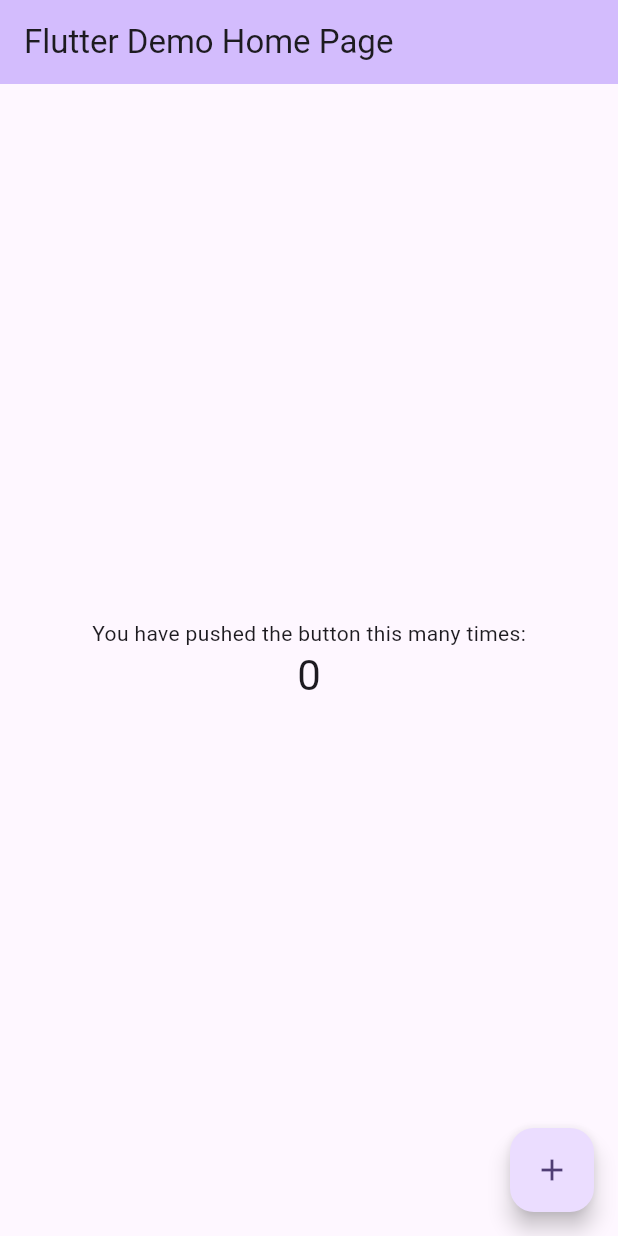
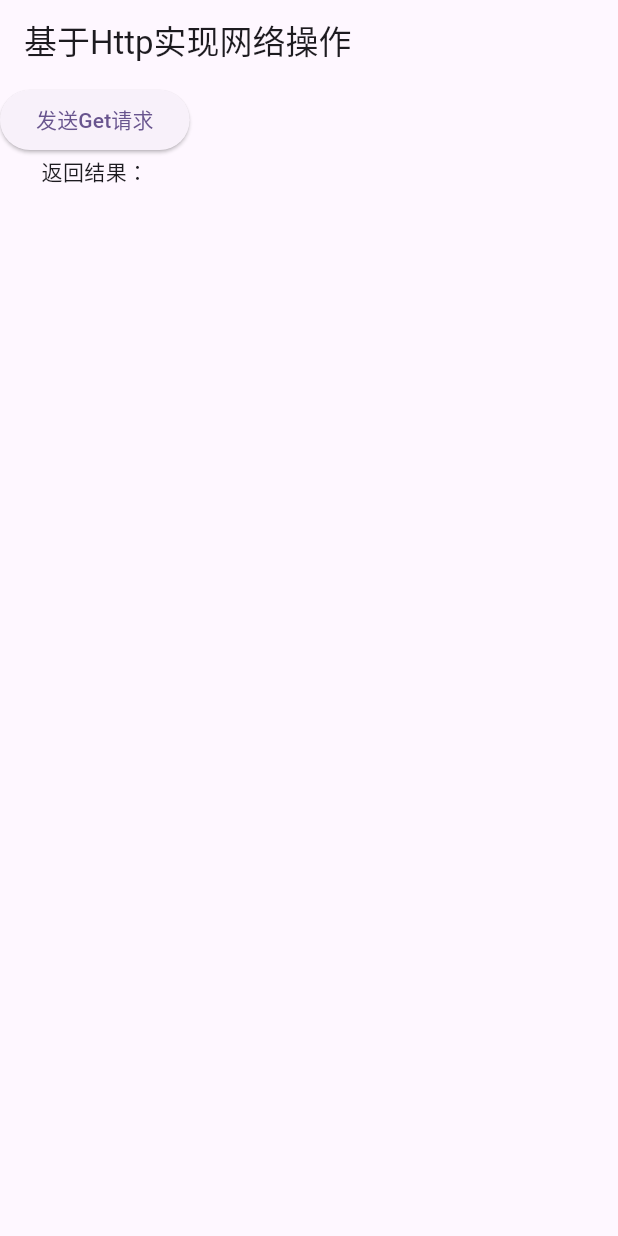
Before and after one commit to wuchao226/flutter_net_storage, a Flutter app: the screen it shows after launch, on a phone screen of 412 x 824 dp. Run offline on Flutter 3.47's test engine with Material 3 defaults, Android fonts, the light colour scheme and no system bars.

Commit message:
基于http实现get请求

```diff
--- /dev/null
+++ b/lib/http_study.dart
@@ -0,0 +1,45 @@
+import 'package:flutter/material.dart';
+import 'package:http/http.dart' as http;
+
+class HttpStudy extends StatefulWidget {
+  const HttpStudy({super.key});
+
+  @override
+  _HttpStudyState createState() => _HttpStudyState();
+}
+
+class _HttpStudyState extends State<HttpStudy> {
+  var resultShow = "";
+  @override
+  Widget build(BuildContext context) {
+    return Scaffold(
+      appBar: AppBar(
+        title: const Text('基于Http实现网络操作'),
+      ),
+      body: Column(children: <Widget>[
+        _doGetBtn(),
+        Text("返回结果：$resultShow"),
+      ]),
+    );
+  }
+
+  _doGetBtn() {
+    return ElevatedButton(onPressed: _doGet, child: const Text('发送Get请求'));
+  }
+
+  ///发送Get请求
+  _doGet() async {
+    var uri = Uri.parse('https://api.geekailab.com/uapi/test/test?requestPrams=11');
+    var response = await http.get(uri);
+    //http请求成功
+    if (response.statusCode == 200) {
+      setState(() {
+        resultShow = response.body;
+      });
+    } else {
+      setState(() {
+        resultShow = "请求失败：code: ${response.statusCode}，body:${response.body}";
+      });
+    }
+  }
+}
--- a/lib/main.dart
+++ b/lib/main.dart
@@ -1,4 +1,5 @@
 import 'package:flutter/material.dart';
+import 'package:flutter_net_storage/http_study.dart';
 
 void main() {
   runApp(const MyApp());
@@ -31,7 +32,7 @@
         colorScheme: ColorScheme.fromSeed(seedColor: Colors.deepPurple),
         useMaterial3: true,
       ),
-      home: const MyHomePage(title: 'Flutter Demo Home Page'),
+      home: const HttpStudy(),
     );
   }
 }
--- a/pubspec.yaml
+++ b/pubspec.yaml
@@ -35,6 +35,7 @@ dependencies:
   # The following adds the Cupertino Icons font to your application.
   # Use with the CupertinoIcons class for iOS style icons.
   cupertino_icons: ^1.0.6
+  http: ^1.2.1
 
 dev_dependencies:
   flutter_test:
```
Also changed, not shown: pubspec.lock.
